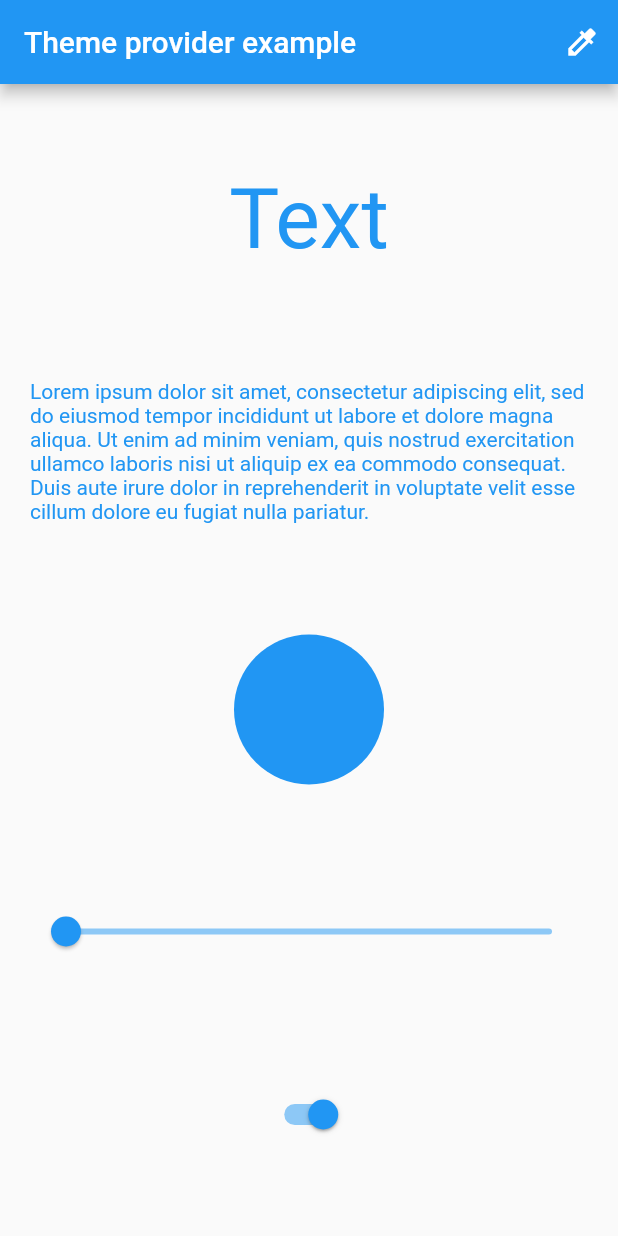
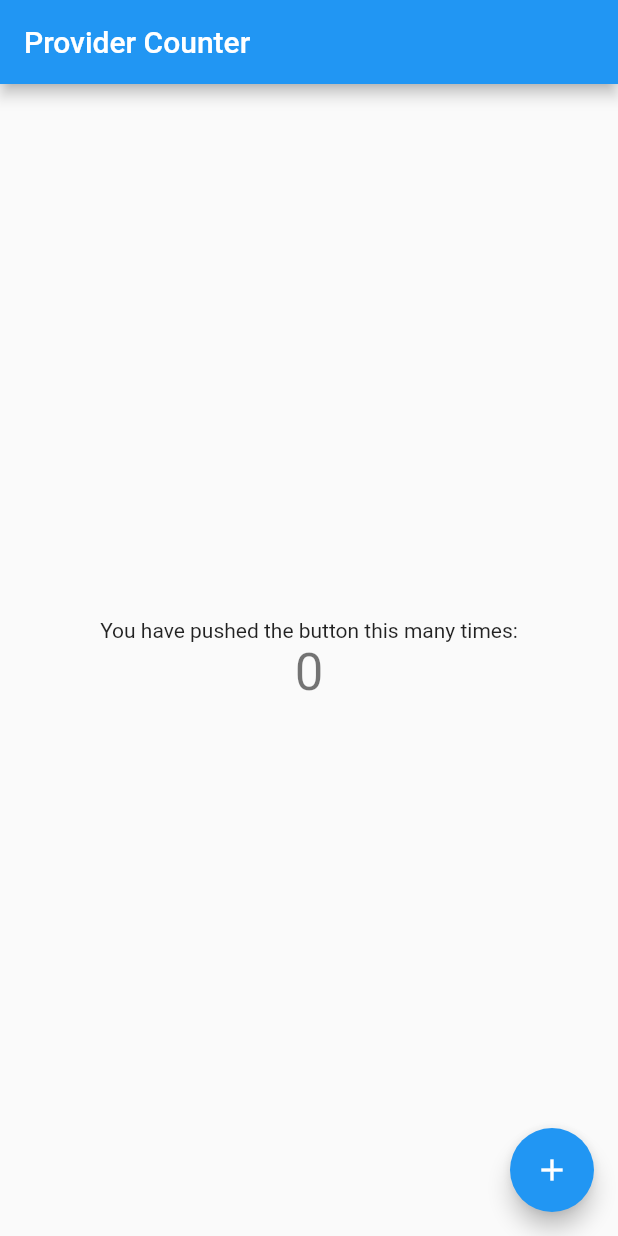
Before and after one commit to SRUTHIMARIA/sampleproject_flutter, a Flutter app: the screen it shows after launch, on a phone screen of 412 x 824 dp. Run offline on Flutter 3.47's test engine with Material 2 defaults, Android fonts, the phone set to English and light mode, and no system bars; our stand-ins replace auto_route, dio, flutter_secure_storage.

Commit message:
provider counter

```diff
--- a/lib/main.dart
+++ b/lib/main.dart
@@ -4,6 +4,7 @@ import 'package:flutter_template/providers/authentication_provider.dart';
 import 'package:flutter_template/providers/provider_registrar.dart';
 import 'package:flutter_template/providers/theme_provider.dart';
 import 'package:flutter_template/ui/home_screen/home.dart';
+import 'package:flutter_template/utils/globals.dart';
 import 'package:provider/provider.dart';
 
 
@@ -23,12 +24,15 @@ class MyApp extends StatelessWidget {
       child: Consumer<ThemeProvider>(
         builder: (context, themeProvider, child) => MaterialApp(
           title: 'Flutter Provider Demo',
+
+            debugShowCheckedModeBanner: false,
+
           theme: ThemeData(
             primarySwatch: Colors.blue,
             appBarTheme: const AppBarTheme(systemOverlayStyle: SystemUiOverlayStyle.light),
 
           ),
-          home: Home(),
+          home: HomePage(title: 'Provider Counter',),
         ),
       ),
     );
--- /dev/null
+++ b/lib/models/counter_model/counter_model.dart
@@ -0,0 +1,14 @@
+import 'package:flutter/material.dart';
+
+class CounterModel extends ChangeNotifier {
+  int _counter = 0;
+
+  int get counter => _counter;
+
+  set counter(int value) {
+    if (value != _counter) {
+      _counter = value;
+      notifyListeners();
+    }
+  }
+}
--- a/lib/services/navigation/router.dart
+++ b/lib/services/navigation/router.dart
@@ -1,6 +1,5 @@
 import 'package:auto_route/annotations.dart';
 import 'package:flutter_template/ui/home_screen/home.dart';
-import 'package:flutter_template/ui/second_screen/second_screen.dart';
 
 // @CupertinoAutoRouter
 // @AdaptiveAutoRouter
@@ -9,8 +8,7 @@ import 'package:flutter_template/ui/second_screen/second_screen.dart';
 @MaterialAutoRouter(
   replaceInRouteName: 'Page,Route',
   routes: <AutoRoute>[
-    AutoRoute(page: Home, initial: true),
-    AutoRoute(page: SecondScreen),
+    AutoRoute(page: HomePage, initial: true),
   ],
 )
 class $AppRouter {}
--- a/lib/ui/home_screen/home.dart
+++ b/lib/ui/home_screen/home.dart
@@ -1,122 +1,51 @@
 import 'package:flutter/material.dart';
-import '../../providers/theme_provider.dart';
+import '../../models/counter_model/counter_model.dart';
 
-import 'package:flutter_colorpicker/flutter_colorpicker.dart';
 import 'package:provider/provider.dart';
-class Home extends StatelessWidget {
-  const Home({Key? key}) : super(key: key);
+
+
+
+
+class HomePage extends StatefulWidget {
+  const HomePage({Key? key, required this.title}) : super(key: key);
+
+  final String title;
+
+  @override
+  State<HomePage> createState() => _HomePageState();
+}
+
+class _HomePageState extends State<HomePage> {
   @override
   Widget build(BuildContext context) {
-    return Scaffold(
-      appBar: _ThemedAppBar(
-        title: const Text('Theme provider example'),
-        actions: [
-          IconButton(
-            icon: const Icon(Icons.colorize),
-            onPressed: () => _showColorPicker(context),
+    return ChangeNotifierProvider(
+      create: (_) => CounterModel(),
+      child: Consumer<CounterModel>(
+        builder: (context, model, child) => Scaffold(
+          appBar: AppBar(
+            title: Text(widget.title),
           ),
-        ],
-      ),
-      body: Padding(
-        padding: const EdgeInsets.all(20.0),
-        child: Column(
-          mainAxisAlignment: MainAxisAlignment.spaceAround,
-          children: [
-            Consumer<ThemeProvider>(
-              builder: (context, themeProvider, child) => Text(
-                'Text',
-                style: Theme.of(context).textTheme.headline2?.copyWith(
-                  color: themeProvider.mainColor,
+          body: Center(
+            child: Column(
+              mainAxisAlignment: MainAxisAlignment.center,
+              children: <Widget>[
+                const Text(
+                  'You have pushed the button this many times:',
                 ),
-              ),
+                Text(
+                  '${model.counter}',
+                  style: Theme.of(context).textTheme.headline4,
+                ),
+              ],
             ),
-            Consumer<ThemeProvider>(
-              builder: (context, themeProvider, child) => Text(
-                'Lorem ipsum dolor sit amet, consectetur adipiscing elit, sed do eiusmod tempor incididunt ut labore et dolore magna aliqua. Ut enim ad minim veniam, quis nostrud exercitation ullamco laboris nisi ut aliquip ex ea commodo consequat. Duis aute irure dolor in reprehenderit in voluptate velit esse cillum dolore eu fugiat nulla pariatur.',
-                style: Theme.of(context).textTheme.bodyText2?.copyWith(
-                  color: themeProvider.mainColor,
-                ),
-              ),
-            ),
-            Consumer<ThemeProvider>(
-              builder: (context, themeProvider, child) => Container(
-                height: 100,
-                width: 100,
-                decoration: BoxDecoration(
-                  color: themeProvider.mainColor,
-                  borderRadius: const BorderRadius.all(
-                    Radius.circular(50),
-                  ),
-                ),
-              ),
-            ),
-            Consumer<ThemeProvider>(
-              builder: (context, themeProvider, child) => Slider(
-                activeColor: themeProvider.mainColor,
-                inactiveColor: themeProvider.mainColor.withOpacity(0.5),
-                value: 0,
-                onChanged: (newValue) {},
-              ),
-            ),
-            Consumer<ThemeProvider>(
-              builder: (context, themeProvider, child) => Switch(
-                activeColor: themeProvider.mainColor,
-                value: true,
-                onChanged: (newValue) {},
-              ),
-            ),
-          ],
+          ),
+          floatingActionButton: FloatingActionButton(
+            onPressed: () => model.counter++,
+            tooltip: 'Increment',
+            child: const Icon(Icons.add),
+          ),
         ),
       ),
     );
   }
-  void _showColorPicker(BuildContext context) {
-    ThemeProvider themeProvider =
-    Provider.of<ThemeProvider>(context, listen: false);
-    showDialog(
-      context: context,
-      builder: (context) => AlertDialog(
-        titlePadding: const EdgeInsets.all(0.0),
-        contentPadding: const EdgeInsets.all(0.0),
-        content: Wrap(
-          children: [
-            ColorPicker(
-              pickerColor: themeProvider.mainColor,
-              onColorChanged: (color) => themeProvider.changeThemeColor(color),
-            ),
-          ],
-        ),
-        actions: [
-          TextButton(
-            onPressed: () {
-              Navigator.of(context).pop();
-            },
-            child: const Text('Close'),
-          ),
-        ],
-      ),
-    );
-  }
 }
-class _ThemedAppBar extends StatelessWidget with PreferredSizeWidget {
-  final Widget? title;
-  final List<Widget>? actions;
-  @override
-  final Size preferredSize;
-  _ThemedAppBar({
-    Key? key,
-    this.title,
-    this.actions,
-  })  : preferredSize = const Size.fromHeight(kToolbarHeight),
-        super(key: key);
-  @override
-  Widget build(BuildContext context) {
-    return Consumer<ThemeProvider>(
-      builder: (context, themeProvider, child) => AppBar(
-        title: title,
-        actions: actions,
-        backgroundColor: themeProvider.mainColor,
-      ),
-    );
-  }
-}
--- a/lib/ui/second_screen/second_screen.dart
+++ /dev/null
@@ -1,17 +0,0 @@
-import 'package:flutter/material.dart';
-
-
-class SecondScreen extends StatelessWidget {
-  final String name;
-  final int id;
-  const SecondScreen({required this.name, this.id = 1, Key? key}) : super(key: key);
-
-  @override
-  Widget build(BuildContext context) {
-    return Scaffold(
-      appBar: AppBar(title: const Text('Second Screen')),
-      body: Container(),
-
-    );
-  }
-}
```
Also changed, not shown: lib/services/navigation/router.gr.dart, 4 other files.
